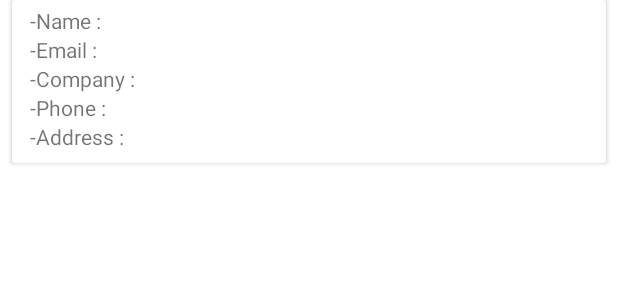
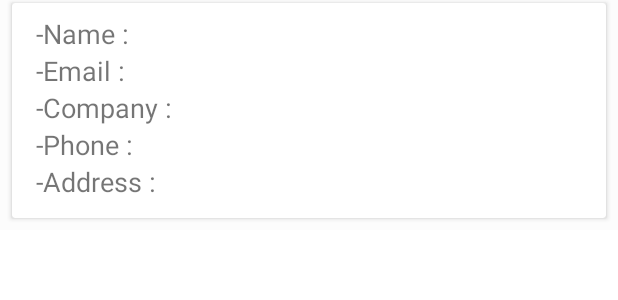
Before and after one commit to MhmoudAlim/Emitter-APP, an Android app: the layout list_item.xml on its own in the app's theme, with its tools: preview values and no code run, on a phone screen of 412 x 824 dp. Shown: the top 300 px of the screen. Run offline under Robolectric (Android 15) with nearby library versions, the phone set to English and light mode, and no system bars; network calls fail.

```diff
--- a/app/build.gradle
+++ b/app/build.gradle
@@ -44,6 +44,9 @@ dependencies {
 // volley library
     implementation 'com.android.volley:volley:1.1.1'
 
+    //Flat Dialog Lib
+    implementation 'com.github.mejdi14:Flat-Dialog-Android:1.0.5'
+
     def lifecycle_version = "2.2.0"
     def arch_version = "2.1.0"
     // ViewModel
--- a/app/src/main/res/layout/list_item.xml
+++ b/app/src/main/res/layout/list_item.xml
@@ -4,14 +4,19 @@
     xmlns:tools="http://schemas.android.com/tools"
     android:id="@+id/user_list_item"
     android:layout_width="match_parent"
-    android:layout_height="wrap_content">
+    android:layout_height="wrap_content"
+    android:clickable="true"
+    android:focusable="true"
+    android:background="?android:attr/selectableItemBackground"
+    tools:background="@color/cardview_shadow_end_color">
 
     <androidx.cardview.widget.CardView
         android:layout_width="0dp"
         android:layout_height="wrap_content"
         android:layout_marginStart="8dp"
+        android:layout_marginTop="2dp"
         android:layout_marginEnd="8dp"
-        android:layout_marginBottom="4dp"
+        android:layout_marginBottom="8dp"
         app:layout_constraintBottom_toBottomOf="parent"
         app:layout_constraintEnd_toEndOf="parent"
         app:layout_constraintStart_toStartOf="parent"
@@ -19,14 +24,15 @@
 
         <androidx.constraintlayout.widget.ConstraintLayout
             android:layout_width="match_parent"
-            android:layout_height="match_parent">
+            android:layout_height="match_parent"
+            android:padding="4dp">
 
             <TextView
                 android:id="@+id/userName_tv"
                 android:layout_width="wrap_content"
                 android:layout_height="wrap_content"
                 android:text="@string/name"
-                android:textSize="14sp"
+                android:textSize="18sp"
                 tools:layout_editor_absoluteX="177dp"
                 tools:layout_editor_absoluteY="6dp" />
 
@@ -35,7 +41,7 @@
                 android:layout_width="wrap_content"
                 android:layout_height="wrap_content"
                 android:text="@string/phone"
-                android:textSize="14sp"
+                android:textSize="18sp"
                 tools:layout_editor_absoluteX="186dp"
                 tools:layout_editor_absoluteY="89dp" />
 
@@ -44,7 +50,7 @@
                 android:layout_width="wrap_content"
                 android:layout_height="wrap_content"
                 android:text="@string/email"
-                android:textSize="14sp"
+                android:textSize="18sp"
                 tools:layout_editor_absoluteX="192dp"
                 tools:layout_editor_absoluteY="6dp" />
 
@@ -67,7 +73,7 @@
                 android:layout_width="wrap_content"
                 android:layout_height="wrap_content"
                 android:text="@string/company"
-                android:textSize="14sp"
+                android:textSize="18sp"
                 tools:layout_editor_absoluteX="4dp"
                 tools:layout_editor_absoluteY="32dp" />
 
@@ -76,7 +82,7 @@
                 android:layout_width="wrap_content"
                 android:layout_height="wrap_content"
                 android:text="@string/address"
-                android:textSize="14sp"
+                android:textSize="18sp"
                 tools:layout_editor_absoluteX="12dp"
                 tools:layout_editor_absoluteY="96dp" />
 
--- a/build.gradle
+++ b/build.gradle
@@ -16,6 +16,8 @@ allprojects {
     repositories {
         google()
         jcenter()
+        maven { url "https://jitpack.io" }
+
     }
 }
 
```
Also changed, not shown: app/src/main/java/com/yello/task/emitter/MyAdapter.java (+41 -14 lines).
